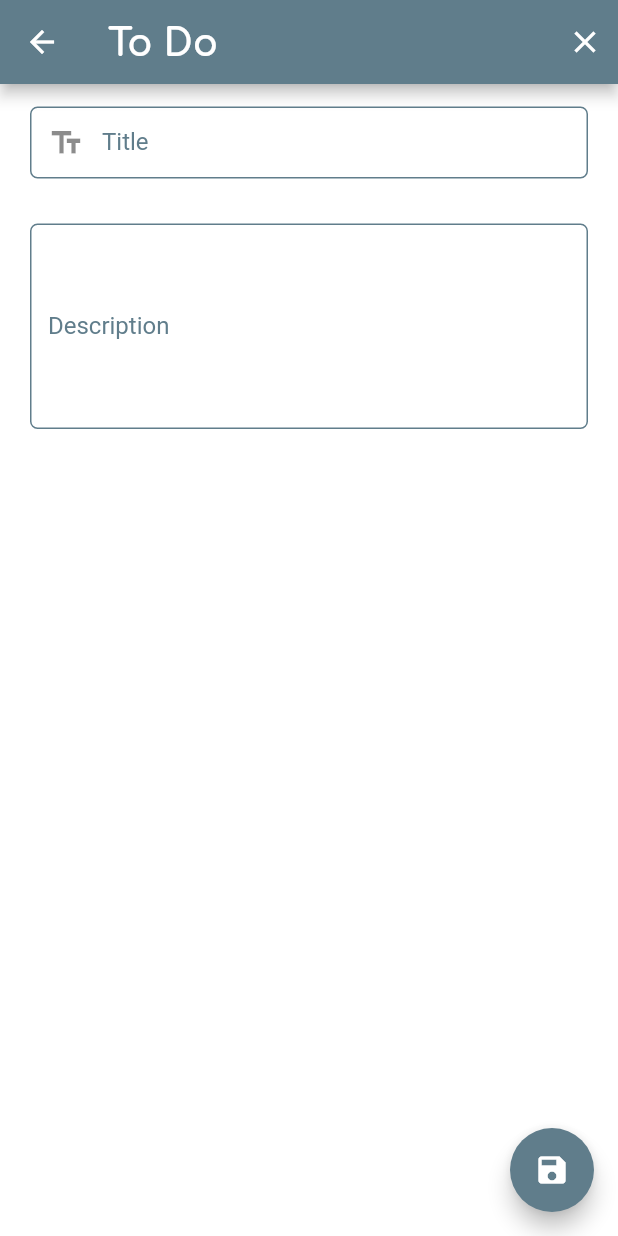
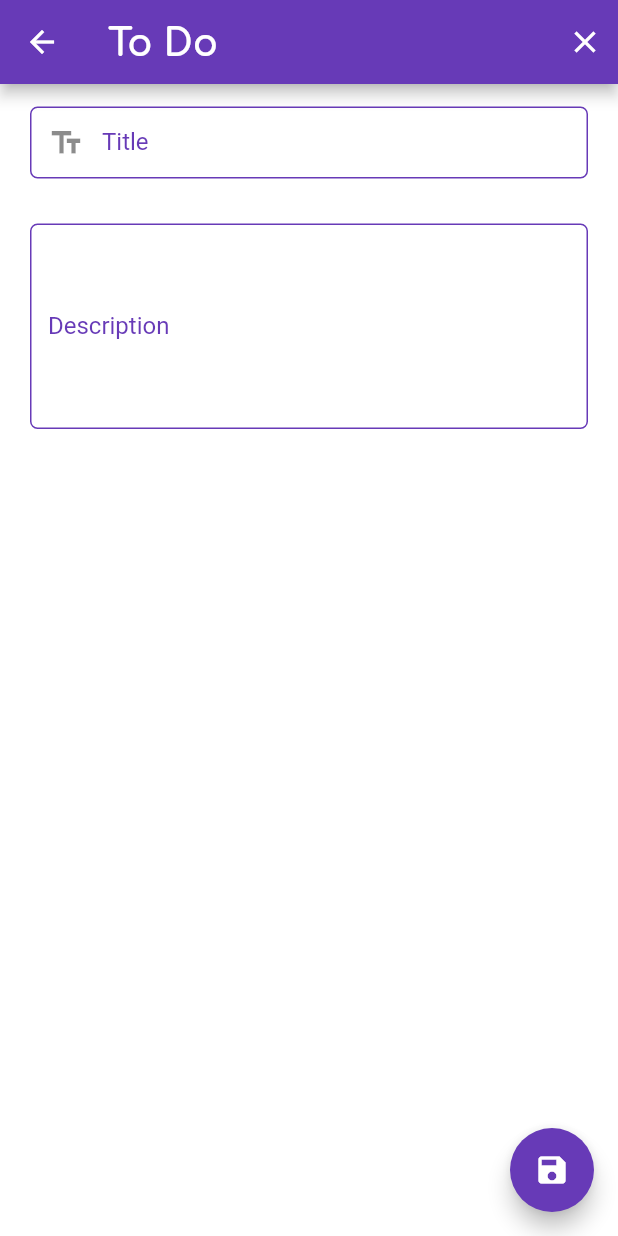
Before and after one commit to taranvir031196/BITS_Flutter_back4AppIntegration_Assignment, a Flutter app: the screen it shows after launch, after a tap on the "add" icon, on a phone screen of 412 x 824 dp. Run offline on Flutter 3.47's test engine with Material 2 defaults, Android fonts, the phone set to English and light mode, and no system bars; our stand-ins replace fluttertoast, get, get_storage, google_fonts.

Commit message:
Made some style changes

```diff
--- a/lib/app/modules/home/views/home_view.dart
+++ b/lib/app/modules/home/views/home_view.dart
@@ -93,11 +93,11 @@ class HomeView extends StatelessWidget {
         leading: const Icon(Icons.task),
         title: Text(
           setTask.title!,
-          style: const TextStyle(fontSize: 18, fontWeight: FontWeight.bold),
+          style: const TextStyle(fontSize: 20, fontWeight: FontWeight.bold),
         ),
         subtitle: Text(
           setTask.content!,
-          style: const TextStyle(fontSize: 14),
+          style: const TextStyle(fontSize: 16),
         ),
         onTap: () {
           Get.to(
--- a/lib/app/themes/app_colors.dart
+++ b/lib/app/themes/app_colors.dart
@@ -2,7 +2,7 @@ import 'package:flutter/material.dart';
 
 class AppColors {
   static const Color activeColor = Color(0XFF4FAADF);
-  static const Color primaryColor = Colors.blueGrey;
+  static const Color primaryColor = Colors.deepPurple;
   static const Color secondaryColor = Colors.blue;
   static const Color themeColor = Colors.blueAccent;
 
--- a/lib/app/widgets/circular_progress.dart
+++ b/lib/app/widgets/circular_progress.dart
@@ -10,8 +10,8 @@ class CircularProgress extends StatelessWidget {
   Widget build(BuildContext context) {
     return Center(
       child: CircularProgressIndicator(
-        color: AppColors.activeColor,
-        backgroundColor: AppColors.activeColor.withOpacity(0.3),
+        color: AppColors.blue,
+        backgroundColor: AppColors.blue.withOpacity(0.3),
       ),
     );
   }
```
